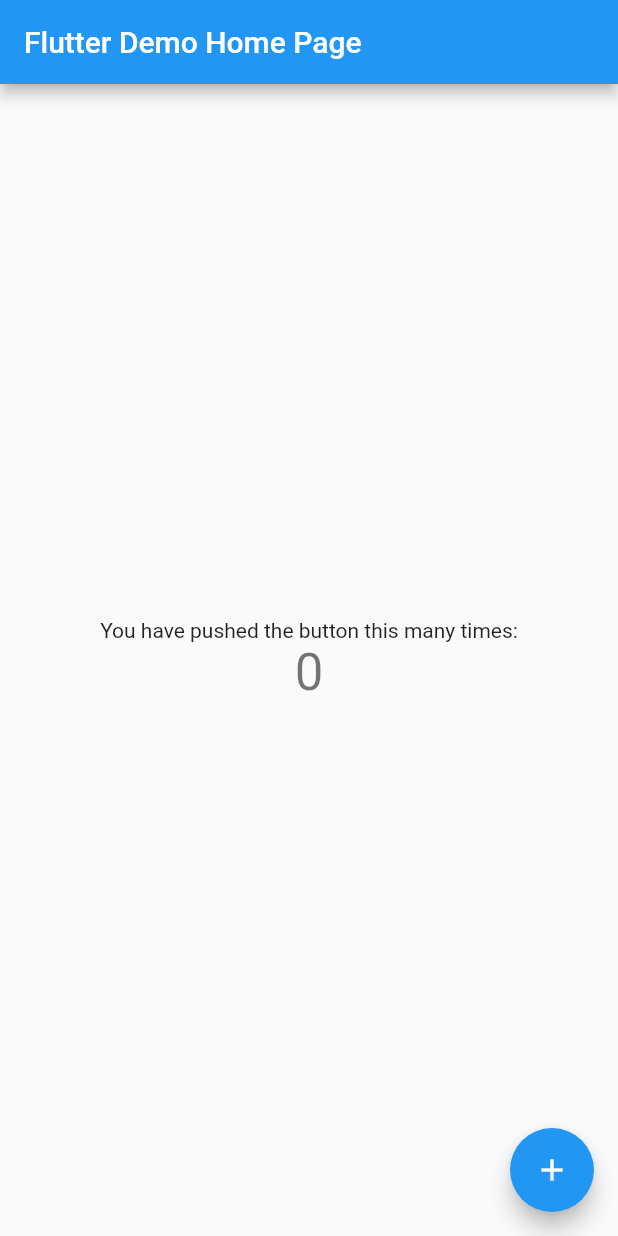
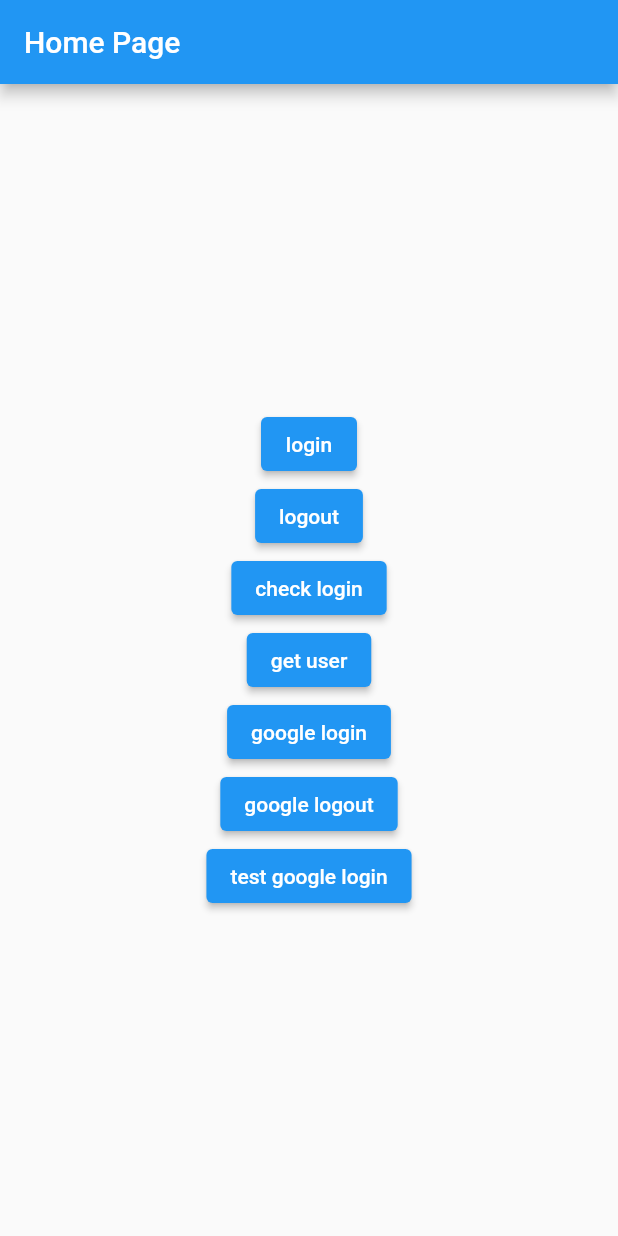
Before and after one commit to BantengSerem/skripsiii, a Flutter app: the screen it shows after launch, on a phone screen of 412 x 824 dp. Run offline on Flutter 3.47's test engine with Material 2 defaults, Android fonts, the light colour scheme and no system bars; our stand-ins replace cloud_firestore, firebase_auth, firebase_core, firebase_storage, get, google_sign_in and 2 more; accounts and stored records are empty.

Commit message:
current progress

```diff
--- /dev/null
+++ b/lib/binding/homeBinding.dart
@@ -0,0 +1,20 @@
+import 'package:get/get.dart';
+import 'package:skripsiii/controller/loginController.dart';
+import 'package:skripsiii/view/homePage.dart';
+
+class HomeBinding implements Bindings {
+  @override
+  void dependencies() {
+    // TODO: implement dependencies
+    // Get.lazyPut<LoginController>(() => LoginController(), fenix: true);
+    Get.put<LoginController>(LoginController(), permanent: true);
+  }
+}
+
+// class AppPages {
+//   static final pages = [
+//     GetPage(name: '/', page: () => HomePage(), bindings: [
+//
+//     ]),
+//   ];
+// }
--- a/lib/main.dart
+++ b/lib/main.dart
@@ -1,6 +1,9 @@
 import 'package:firebase_core/firebase_core.dart';
 import 'package:flutter/material.dart';
+import 'package:flutter/services.dart';
 import 'package:get/get.dart';
+import 'package:skripsiii/binding/homeBinding.dart';
+import 'package:skripsiii/view/homePage.dart';
 
 Future<void> main() async {
   WidgetsFlutterBinding.ensureInitialized();
@@ -11,109 +14,27 @@
 class MyApp extends StatelessWidget {
   const MyApp({super.key});
 
+  // Get.lazyPut<LoginController>(() => LoginController(), fenix: true);
+
   // This widget is the root of your application.
   @override
   Widget build(BuildContext context) {
+    SystemChrome.setPreferredOrientations([DeviceOrientation.portraitUp]);
+    // Get.to(HomePage(), binding: HomeBinding());
     return GetMaterialApp(
+      debugShowCheckedModeBanner: false,
       title: 'Flutter Demo',
       theme: ThemeData(
-        // This is the theme of your application.
-        //
-        // Try running your application with "flutter run". You'll see the
-        // application has a blue toolbar. Then, without quitting the app, try
-        // changing the primarySwatch below to Colors.green and then invoke
-        // "hot reload" (press "r" in the console where you ran "flutter run",
-        // or simply save your changes to "hot reload" in a Flutter IDE).
-        // Notice that the counter didn't reset back to zero; the application
-        // is not restarted.
         primarySwatch: Colors.blue,
       ),
-      home: const MyHomePage(title: 'Flutter Demo Home Page'),
+      getPages: [
+        GetPage(
+          name: '/',
+          page: () => HomePage(),
+          // binding: HomeBinding(),
+        ),
+      ],
+      initialBinding: HomeBinding(),
     );
   }
 }
-
-class MyHomePage extends StatefulWidget {
-  const MyHomePage({super.key, required this.title});
-
-  // This widget is the home page of your application. It is stateful, meaning
-  // that it has a State object (defined below) that contains fields that affect
-  // how it looks.
-
-  // This class is the configuration for the state. It holds the values (in this
-  // case the title) provided by the parent (in this case the App widget) and
-  // used by the build method of the State. Fields in a Widget subclass are
-  // always marked "final".
-
-  final String title;
-
-  @override
-  State<MyHomePage> createState() => _MyHomePageState();
-}
-
-class _MyHomePageState extends State<MyHomePage> {
-  int _counter = 0;
-
-  void _incrementCounter() {
-    setState(() {
-      // This call to setState tells the Flutter framework that something has
-      // changed in this State, which causes it to rerun the build method below
-      // so that the display can reflect the updated values. If we changed
-      // _counter without calling setState(), then the build method would not be
-      // called again, and so nothing would appear to happen.
-      _counter++;
-    });
-  }
-
-  @override
-  Widget build(BuildContext context) {
-    // This method is rerun every time setState is called, for instance as done
-    // by the _incrementCounter method above.
-    //
-    // The Flutter framework has been optimized to make rerunning build methods
-    // fast, so that you can just rebuild anything that needs updating rather
-    // than having to individually change instances of widgets.
-    return Scaffold(
-      appBar: AppBar(
-        // Here we take the value from the MyHomePage object that was created by
-        // the App.build method, and use it to set our appbar title.
-        title: Text(widget.title),
-      ),
-      body: Center(
-        // Center is a layout widget. It takes a single child and positions it
-        // in the middle of the parent.
-        child: Column(
-          // Column is also a layout widget. It takes a list of children and
-          // arranges them vertically. By default, it sizes itself to fit its
-          // children horizontally, and tries to be as tall as its parent.
-          //
-          // Invoke "debug painting" (press "p" in the console, choose the
-          // "Toggle Debug Paint" action from the Flutter Inspector in Android
-          // Studio, or the "Toggle Debug Paint" command in Visual Studio Code)
-          // to see the wireframe for each widget.
-          //
-          // Column has various properties to control how it sizes itself and
-          // how it positions its children. Here we use mainAxisAlignment to
-          // center the children vertically; the main axis here is the vertical
-          // axis because Columns are vertical (the cross axis would be
-          // horizontal).
-          mainAxisAlignment: MainAxisAlignment.center,
-          children: <Widget>[
-            const Text(
-              'You have pushed the button this many times:',
-            ),
-            Text(
-              '$_counter',
-              style: Theme.of(context).textTheme.headlineMedium,
-            ),
-          ],
-        ),
-      ),
-      floatingActionButton: FloatingActionButton(
-        onPressed: _incrementCounter,
-        tooltip: 'Increment',
-        child: const Icon(Icons.add),
-      ), // This trailing comma makes auto-formatting nicer for build methods.
-    );
-  }
-}
--- /dev/null
+++ b/lib/view/homePage.dart
@@ -0,0 +1,82 @@
+import 'package:flutter/material.dart';
+import 'package:get/get.dart';
+import 'package:skripsiii/controller/loginController.dart';
+
+class HomePage extends StatelessWidget {
+  HomePage({Key? key}) : super(key: key);
+  final _formKey = GlobalKey<FormState>();
+  final LoginController loginController = Get.find<LoginController>();
+
+  @override
+  Widget build(BuildContext context) {
+    return Scaffold(
+      appBar: AppBar(
+        title: const Text('Home Page'),
+      ),
+      body: Container(
+        alignment: Alignment.center,
+        child: Column(
+          mainAxisAlignment: MainAxisAlignment.center,
+          children: [
+            ElevatedButton(
+              onPressed: () async {
+                // Map<String, dynamic> map = {
+                //   'email': '321@test.com',
+                //   'password': '321',
+                // };
+                Map<String, dynamic> map = {
+                  'email': 'member123@test.com',
+                  'password': '123456',
+                };
+                await loginController.signInWithEmailPassword(
+                    email: 'member123@test.com', password: '123456');
+                var u = await loginController.manualLogin(map);
+                print(u);
+                // print('${u?.password} ${u?.email}');
+              },
+              child: const Text('login'),
+            ),
+            ElevatedButton(
+              onPressed: () async {
+                await loginController.logout();
+              },
+              child: const Text('logout'),
+            ),
+            ElevatedButton(
+              onPressed: () async {
+                await loginController.checkLogin();
+              },
+              child: const Text('check login'),
+            ),
+            ElevatedButton(
+              onPressed: () async {
+                await loginController.getUser();
+              },
+              child: const Text('get user'),
+            ),
+            ElevatedButton(
+              onPressed: () async {
+                var userCred = await loginController.googleLogin();
+                var user = await loginController.getUserData(userCred!);
+                print('user : $user');
+              },
+              child: const Text('google login'),
+            ),
+            ElevatedButton(
+              onPressed: () async {
+                var userCred = await loginController.googleLogOut();
+              },
+              child: const Text('google logout'),
+            ),
+            ElevatedButton(
+              onPressed: () async {
+                loginController.test();
+              },
+              child: const Text('test google login'),
+            ),
+          ],
+        ),
+      ),
+    );
+  }
+}
```
Also changed, not shown: lib/controller/memberController.dart (added), lib/controller/shopContoller.dart (added).
